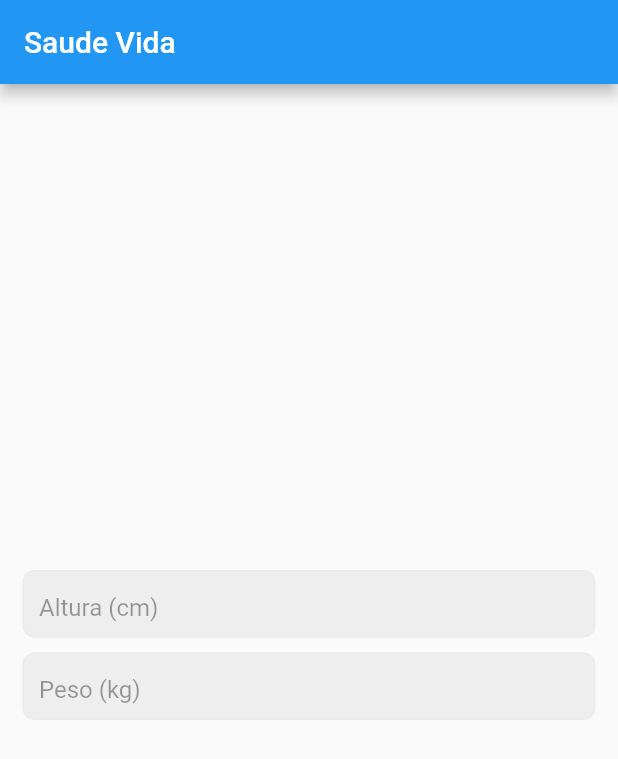
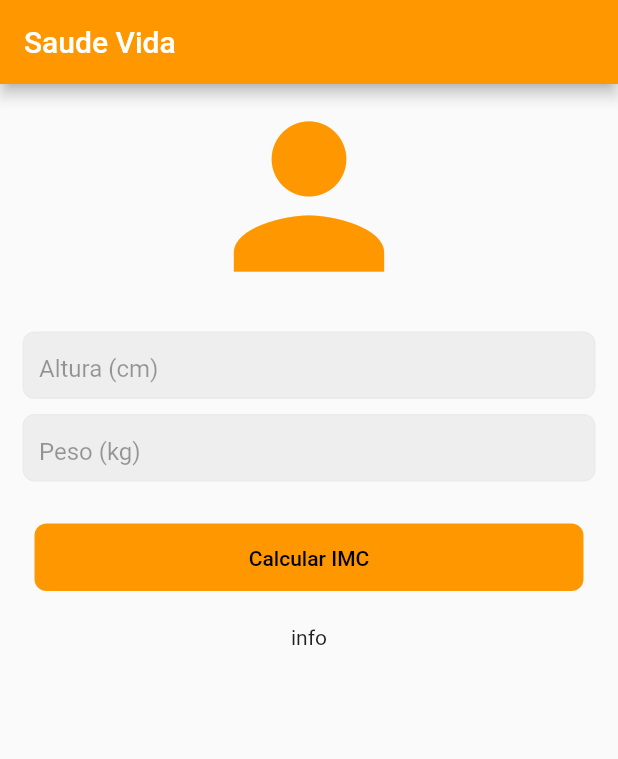
Before and after one commit to davi-sant/imc_app_flutter, a Flutter app: the screen it shows after launch, on a phone screen of 412 x 824 dp. Shown: the top 759 px of the screen. Run offline on Flutter 3.47's test engine with Material 2 defaults, Android fonts, the light colour scheme and no system bars.

Commit message:
#feature: adding validations to textField

```diff
--- a/lib/app/app.dart
+++ b/lib/app/app.dart
@@ -2,15 +2,30 @@ import 'package:flutter/material.dart';
 import 'package:imc_app_flutter/utils/texts_controller.dart';
 import 'package:imc_app_flutter/widgets/form_widget.dart';
 
-class App extends StatelessWidget {
-  const App({Key? key}) : super(key: key);
+class App extends StatefulWidget {
+  App({Key? key}) : super(key: key);
+
+  @override
+  State<App> createState() => _AppState();
+}
+
+class _AppState extends State<App> {
+  String? msg;
   @override
   Widget build(BuildContext context) {
     return Scaffold(
       appBar: AppBar(
+        backgroundColor: Colors.orange,
         title: const Text('Saude Vida'),
       ),
-      body: Container(
+      body: SingleChildScrollView(
+        child: Column(
+          children: [
+            Container(
+                alignment: Alignment.center,
+                child:
+                    const Icon(Icons.person, size: 150, color: Colors.orange)),
+            Container(
               decoration: const BoxDecoration(),
               child: Center(
                 child: FormWidget(
@@ -18,9 +33,52 @@ class App extends StatelessWidget {
                   hintextPeso: "Peso (kg)",
                   controllerAltura: TextsController.altura,
                   controllerPeso: TextsController.peso,
+                  toggleIcon: false,
+                  iconButton: const Icon(Icons.wrap_text_sharp),
+                  text: 'Calcular IMC',
+                  colorTextButton: Colors.black,
+                  fontSizeTextBtton: 14,
+                  press: () {
+                    String altura = TextsController.altura.text;
+                    String peso = TextsController.peso.text;
+
+                    setState(() {
+                      altura.isEmpty & peso.isEmpty
+                          ? print(msg = "Por favor preencha todos os campos")
+                          : isNumeric(altura) & isNumeric(peso) == false
+                              ? print(msg = "Por favor digite um numero")
+                              : msg = _calcImc().toString();
+                      _resettext();
+                    });
+                  },
                 ),
+              ),
+            ),
+            Text(msg ?? "info"),
+          ],
         ),
       ),
     );
   }
+
+  RegExp _numeric = RegExp(r'^-?[0-9]+$');
+
+  RegExp _alpha = RegExp(r'^[a-zA-Z]+$');
+
+  _resettext() {
+    TextsController.altura.text = "";
+    TextsController.peso.text = "";
+    String isEmptyText = "Por favor preencha todos os campos";
   }
+
+  _calcImc() {
+    String altura = TextsController.altura.text;
+    String peso = TextsController.peso.text;
+    double calc = double.parse(altura) + double.parse(peso);
+    return calc;
+  }
+
+  bool isNumeric(String str) {
+    return _numeric.hasMatch(str);
+  }
+}
--- /dev/null
+++ b/lib/components/text_button_componet.dart
@@ -0,0 +1,59 @@
+import 'package:flutter/material.dart';
+
+class TextButtonComponet extends StatelessWidget {
+  const TextButtonComponet(
+      {Key? key,
+      required this.press,
+      required this.icon,
+      required this.aceptIcon,
+      this.text,
+      this.alignment,
+      this.colorText,
+      this.fontSize})
+      : super(key: key);
+  final VoidCallback press;
+  final bool aceptIcon;
+  final dynamic icon;
+  final String? text;
+  final dynamic alignment;
+  final Color? colorText;
+  final double? fontSize;
+  @override
+  Widget build(BuildContext context) {
+    return TextButton(
+        onPressed: press,
+        child: Container(
+          width: double.infinity,
+          height: 45,
+          padding: const EdgeInsets.all(15),
+          decoration: BoxDecoration(
+            color: Colors.orange,
+            borderRadius: BorderRadius.circular(8),
+          ),
+          child: aceptIcon == true
+              ? Row(
+                  mainAxisAlignment: alignment ?? MainAxisAlignment.center,
+                  children: [
+                    icon,
+                    const SizedBox(width: 10),
+                    Text(
+                      text ?? "",
+                      textAlign: alignment,
+                      style: TextStyle(
+                        color: colorText,
+                        fontSize: fontSize ?? 14,
+                      ),
+                    )
+                  ],
+                )
+              : Text(
+                  text ?? "",
+                  textAlign: alignment ?? TextAlign.center,
+                  style: TextStyle(
+                    color: colorText,
+                    fontSize: fontSize ?? 14,
+                  ),
+                ),
+        ));
+  }
+}
--- a/lib/main.dart
+++ b/lib/main.dart
@@ -13,9 +13,9 @@ class MyApp extends StatelessWidget {
     return MaterialApp(
       title: 'Flutter Demo',
       theme: ThemeData(
-        primarySwatch: Colors.blue,
+        primaryColor: Colors.orange,
       ),
-      home: const App(),
+      home: App(),
     );
   }
 }
--- a/lib/utils/texts_controller.dart
+++ b/lib/utils/texts_controller.dart
@@ -1,6 +1,6 @@
 import 'package:flutter/material.dart';
 
 class TextsController {
-  static TextEditingController? altura = TextEditingController();
-  static TextEditingController? peso = TextEditingController();
+  static TextEditingController altura = TextEditingController();
+  static TextEditingController peso = TextEditingController();
 }
--- a/lib/widgets/form_widget.dart
+++ b/lib/widgets/form_widget.dart
@@ -1,18 +1,31 @@
 import 'package:flutter/material.dart';
+import 'package:imc_app_flutter/components/text_button_componet.dart';
 import 'package:imc_app_flutter/components/text_field_component.dart';
 
 class FormWidget extends StatefulWidget {
-  const FormWidget(
-      {Key? key,
-      this.controllerAltura,
-      this.controllerPeso,
-      this.hintexAltura,
-      this.hintextPeso})
-      : super(key: key);
+  const FormWidget({
+    Key? key,
+    this.controllerAltura,
+    this.controllerPeso,
+    this.hintexAltura,
+    this.hintextPeso,
+    this.iconButton,
+    required this.toggleIcon,
+    this.text,
+    this.colorTextButton,
+    this.fontSizeTextBtton,
+    required this.press,
+  }) : super(key: key);
   final TextEditingController? controllerAltura;
   final TextEditingController? controllerPeso;
   final String? hintexAltura;
   final String? hintextPeso;
+  final dynamic iconButton;
+  final bool toggleIcon;
+  final String? text;
+  final Color? colorTextButton;
+  final double? fontSizeTextBtton;
+  final VoidCallback press;
   @override
   State<FormWidget> createState() => _FormWidgetState();
 }
@@ -37,6 +50,14 @@ class _FormWidgetState extends State<FormWidget> {
               hintext: widget.hintextPeso,
             ),
             const SizedBox(height: 20),
+            TextButtonComponet(
+              press: widget.press,
+              aceptIcon: widget.toggleIcon,
+              icon: widget.iconButton,
+              text: widget.text ?? "",
+              colorText: widget.colorTextButton,
+              fontSize: widget.fontSizeTextBtton,
+            )
           ],
         ),
       ),
```
Lines whose indentation alone changed are shown as unchanged.
